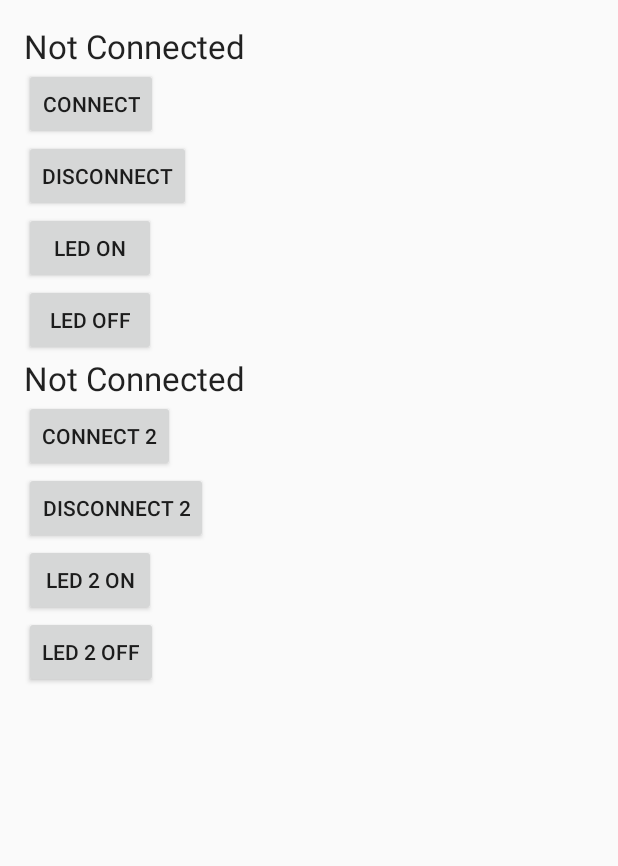
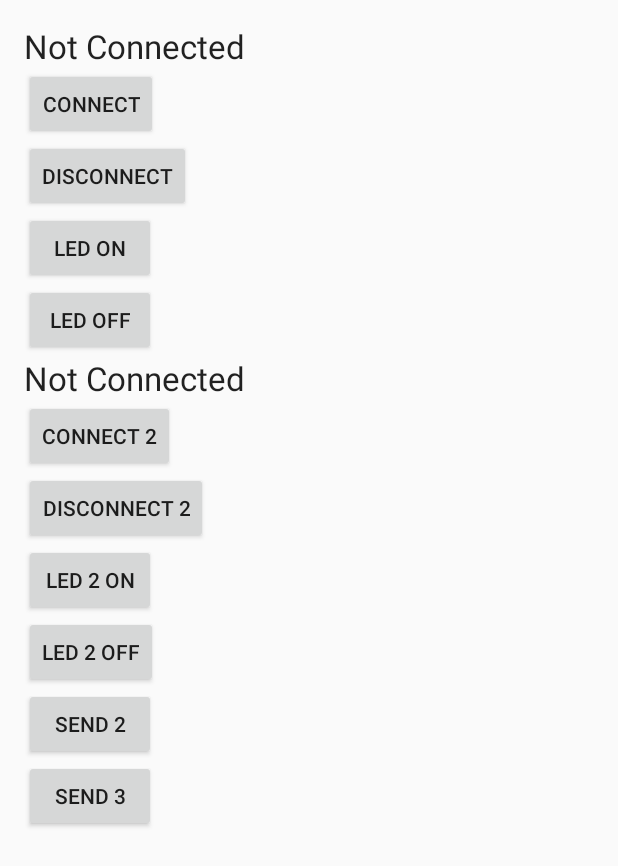
Before and after one commit to Velociraptor/Hangr, an Android app: the screen it shows after launch (MainActivity), on a phone screen of 412 x 824 dp. Shown: the top 866 px of the screen. Run offline under Robolectric (Android 15) with nearby library versions, the phone set to English and light mode, and no system bars.

Commit message:
Android side updates to send flash signals over Bluetooth

```diff
--- a/RfduinoTest/app/src/main/res/layout/activity_main.xml
+++ b/RfduinoTest/app/src/main/res/layout/activity_main.xml
@@ -82,4 +82,18 @@
         android:layout_below="@+id/btn2On"
         android:text="LED 2 Off" />
 
+    <Button
+        android:id="@+id/btnSend2"
+        android:layout_width="wrap_content"
+        android:layout_height="wrap_content"
+        android:layout_below="@+id/btn2Off"
+        android:text="Send 2" />
+
+    <Button
+        android:id="@+id/btnSend3"
+        android:layout_width="wrap_content"
+        android:layout_height="wrap_content"
+        android:layout_below="@+id/btnSend2"
+        android:text="Send 3" />
+
 </RelativeLayout>
```
Also changed, not shown: RfduinoTest/app/src/main/java/com/example/hannah/rfduinotest/MainActivity.java (+64 -0 lines).
